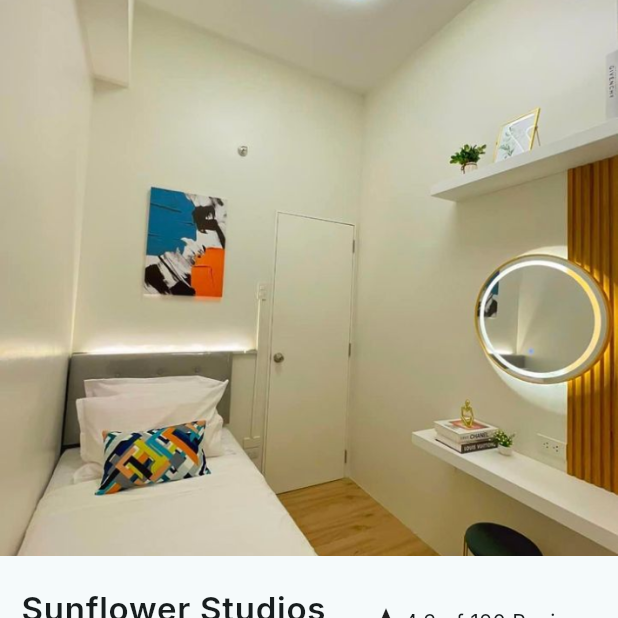
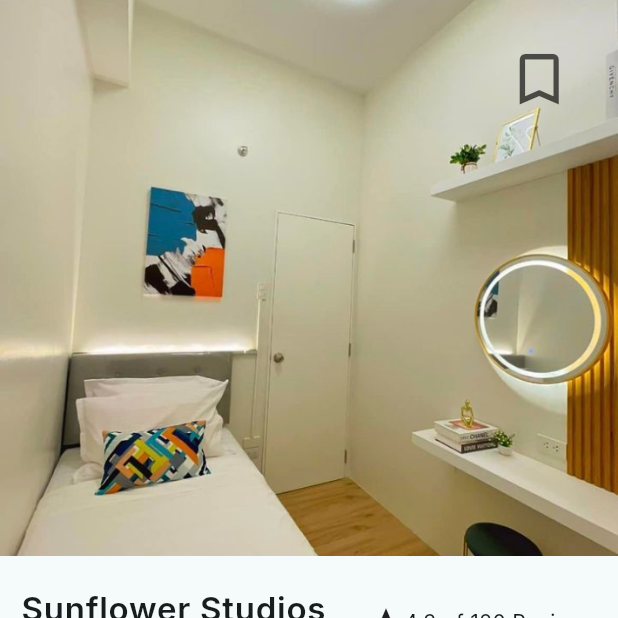
Before and after one commit to ringojuice03/dormhub, a Flutter app: the DormDetailPage screen opened by its route, on a phone screen of 412 x 824 dp, the top half of it. Run offline on Flutter 3.47's test engine with Material 3 defaults, Android fonts, the phone set to English and light mode, and no system bars; drawn by our look-alikes of auto_size_text; our stand-ins replace cloud_firestore, firebase_auth, firebase_core, flutter_svg, fluttertoast, get and 2 more; accounts and stored records are empty.

Commit message:
ADD: Bookmark inside Dorm Details page

```diff
--- a/dorm_list/lib/pages/dormdetail_page.dart
+++ b/dorm_list/lib/pages/dormdetail_page.dart
@@ -143,13 +143,40 @@ class DormImages extends StatelessWidget {
     var appState = context.watch<MyAppState>();
     var currentDorm = appState.currentDorm;
     return ClipRect(
-      child: Align(
+      child: Stack(
+        children: [
+          Align(
             alignment: Alignment.center,
             heightFactor: 0.9,
             child: Image.asset(
               currentDorm.imageUrl,
               fit: BoxFit.cover,
             ),
+          ),
+          Positioned(
+            top: 30.0,
+            right: 30.0,
+            child: GestureDetector(
+              onTap: () {
+                appState.pressedFavorite(currentDorm);
+                ScaffoldMessenger.of(context).showSnackBar(
+                    SnackBar(content: Text(appState.bookmarkMsg)));
+              },
+              child: appState.isBookmarked(currentDorm)
+                  ? const Icon(
+                      Icons.bookmark,
+                      size: 45,
+                    )
+                  : const Opacity(
+                      opacity: 0.75,
+                      child: Icon(
+                        Icons.bookmark_border_outlined,
+                        size: 45,
+                      ),
+                    ),
+            ),
+          ),
+        ],
       ),
     );
   }
--- a/dorm_list/lib/pages/profile_page.dart
+++ b/dorm_list/lib/pages/profile_page.dart
@@ -18,7 +18,8 @@ class ProfilePage extends StatelessWidget {
         centerTitle: true,
         title: const Text('My Profile'),
       ),
-      body: Center(
+      body: SingleChildScrollView(
+        child: Center(
           child: SizedBox(
             width: MediaQuery.of(context).size.width * 0.93,
             child: const Column(
@@ -31,7 +32,8 @@ class ProfilePage extends StatelessWidget {
                       children: [
                         CircleAvatar(
                           radius: 40,
-                        backgroundImage: AssetImage('assets/images/cutie.jpg'),
+                          backgroundImage:
+                              AssetImage('assets/images/cutie.jpg'),
                         ),
                         SizedBox(width: 20),
                         Column(
@@ -104,6 +106,7 @@ class ProfilePage extends StatelessWidget {
                 ProfileTile(
                     icon: Icons.person_2_outlined, title: 'Become a Host'),
               ],
+            ),
           ),
         ),
       ),
```
Lines whose indentation alone changed are shown as unchanged.
